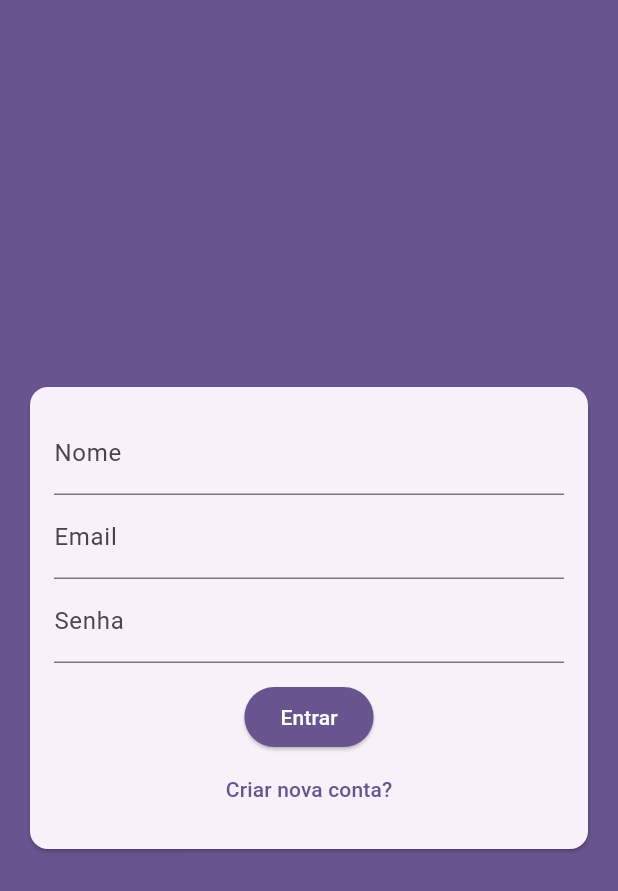
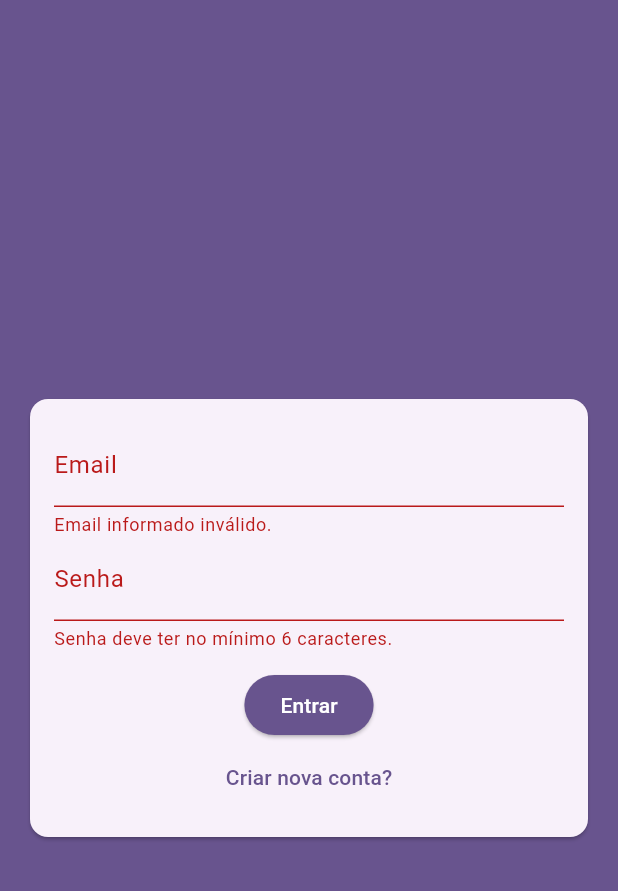
Before and after one commit to MateusMaccos/chat_flutter, a Flutter app: the screen it shows after launch, after a tap on "Entrar", on a phone screen of 412 x 824 dp. Shown: the top 891 px of the screen. Run offline on Flutter 3.47's test engine with Material 2 defaults, Android fonts, the phone set to English and light mode, and no system bars.

Commit message:
AuthForm#06(Onde parei)

```diff
--- a/lib/components/auth_form.dart
+++ b/lib/components/auth_form.dart
@@ -1,7 +1,23 @@
 import 'package:flutter/material.dart';
+import 'package:projeto_chat/models/auth_form_data.dart';
 
-class AuthForm extends StatelessWidget {
-  const AuthForm({super.key});
+class AuthForm extends StatefulWidget {
+  final void Function(AuthFormData) onSubmit;
+  const AuthForm({required this.onSubmit, super.key});
+
+  @override
+  State<AuthForm> createState() => _AuthFormState();
+}
+
+class _AuthFormState extends State<AuthForm> {
+  final _formKey = GlobalKey<FormState>();
+  final _formData = AuthFormData();
+
+  void _submit() {
+    final isValid = _formKey.currentState?.validate() ?? false;
+    if (!isValid) return;
+    widget.onSubmit(_formData);
+  }
 
   @override
   Widget build(BuildContext context) {
@@ -10,16 +26,48 @@ class AuthForm extends StatelessWidget {
       child: Padding(
         padding: const EdgeInsets.all(16.0),
         child: Form(
+            key: _formKey,
             child: Column(
               children: [
+                if (_formData.isSignup)
                   TextFormField(
+                    key: const ValueKey('name'),
+                    initialValue: _formData.name,
+                    onChanged: (name) => _formData.name = name,
                     decoration: const InputDecoration(labelText: "Nome"),
+                    validator: (_name) {
+                      final name = _name ?? '';
+                      if (name.trim().length < 5) {
+                        return 'Nome deve ter no min 5 caracteres.';
+                      }
+                      return null;
+                    },
                   ),
                 TextFormField(
+                  key: const ValueKey('email'),
+                  initialValue: _formData.email,
+                  onChanged: (email) => _formData.email = email,
                   decoration: const InputDecoration(labelText: "Email"),
+                  validator: (_email) {
+                    final email = _email ?? '';
+                    if (!email.contains('@')) {
+                      return 'Email informado inválido.';
+                    }
+                    return null;
+                  },
                 ),
                 TextFormField(
+                  key: const ValueKey('password'),
+                  initialValue: _formData.password,
+                  onChanged: (password) => _formData.password = password,
                   decoration: const InputDecoration(labelText: "Senha"),
+                  validator: (_password) {
+                    final password = _password ?? '';
+                    if (password.length < 6) {
+                      return 'Senha deve ter no mínimo 6 caracteres.';
+                    }
+                    return null;
+                  },
                 ),
                 const SizedBox(
                   height: 12,
@@ -28,18 +76,24 @@ class AuthForm extends StatelessWidget {
                   style: ButtonStyle(
                     overlayColor: MaterialStatePropertyAll(
                         Theme.of(context).primaryColor.withBlue(255)),
-                backgroundColor:
-                    MaterialStatePropertyAll(Theme.of(context).primaryColor),
+                    backgroundColor: MaterialStatePropertyAll(
+                        Theme.of(context).primaryColor),
                   ),
-              onPressed: () {},
-              child: const Text(
-                "Entrar",
-                style: TextStyle(color: Colors.white),
+                  onPressed: _submit,
+                  child: Text(
+                    _formData.isLogin ? "Entrar" : "Cadastrar",
+                    style: const TextStyle(color: Colors.white),
                   ),
                 ),
                 TextButton(
-              onPressed: () {},
-              child: const Text("Criar nova conta?"),
+                  onPressed: () {
+                    setState(() {
+                      _formData.toggleAuthMode();
+                    });
+                  },
+                  child: Text(_formData.isLogin
+                      ? "Criar nova conta?"
+                      : "Já possui conta?"),
                 )
               ],
             )),
--- a/lib/models/auth_form_data.dart
+++ b/lib/models/auth_form_data.dart
@@ -4,7 +4,7 @@ enum AuthMode { Signup, Login }
 
 class AuthFormData {
   String name = '';
-  String eamil = '';
+  String email = '';
   String password = '';
   File? image;
   AuthMode _mode = AuthMode.Login;
--- a/lib/pages/auth_page.dart
+++ b/lib/pages/auth_page.dart
@@ -1,18 +1,48 @@
 import 'package:flutter/material.dart';
 import 'package:projeto_chat/components/auth_form.dart';
+import 'package:projeto_chat/models/auth_form_data.dart';
 
-class AuthPage extends StatelessWidget {
+class AuthPage extends StatefulWidget {
   const AuthPage({super.key});
+
+  @override
+  State<AuthPage> createState() => _AuthPageState();
+}
+
+class _AuthPageState extends State<AuthPage> {
+  bool _isLoading = false;
+  void _handleSubmit(AuthFormData formData) {
+    setState(() {
+      _isLoading = true;
+    });
+    print("Authpage");
+    print(formData.email);
+    setState(() {
+      _isLoading = false;
+    });
+  }
 
   @override
   Widget build(BuildContext context) {
     return Scaffold(
       backgroundColor: Theme.of(context).primaryColor,
-      body: Center(
-        child: SingleChildScrollView(
-          child: AuthForm(),
+      body: Stack(children: [
+        Center(
+          child: SingleChildScrollView(
+            child: AuthForm(
+              onSubmit: _handleSubmit,
+            ),
+          ),
         ),
-      ),
+        if (_isLoading)
+          Container(
+            decoration:
+                const BoxDecoration(color: Color.fromRGBO(0, 0, 0, 0.5)),
+            child: const Center(
+              child: CircularProgressIndicator(),
+            ),
+          ),
+      ]),
     );
   }
 }
--- a/pubspec.yaml
+++ b/pubspec.yaml
@@ -30,6 +30,7 @@ environment:
 dependencies:
   flutter:
     sdk: flutter
+  image_picker: ^0.8.7+4
 
 
   # The following adds the Cupertino Icons font to your application.
```
Also changed, not shown: pubspec.lock, 1 other file. Lines whose indentation alone changed are shown as unchanged.
